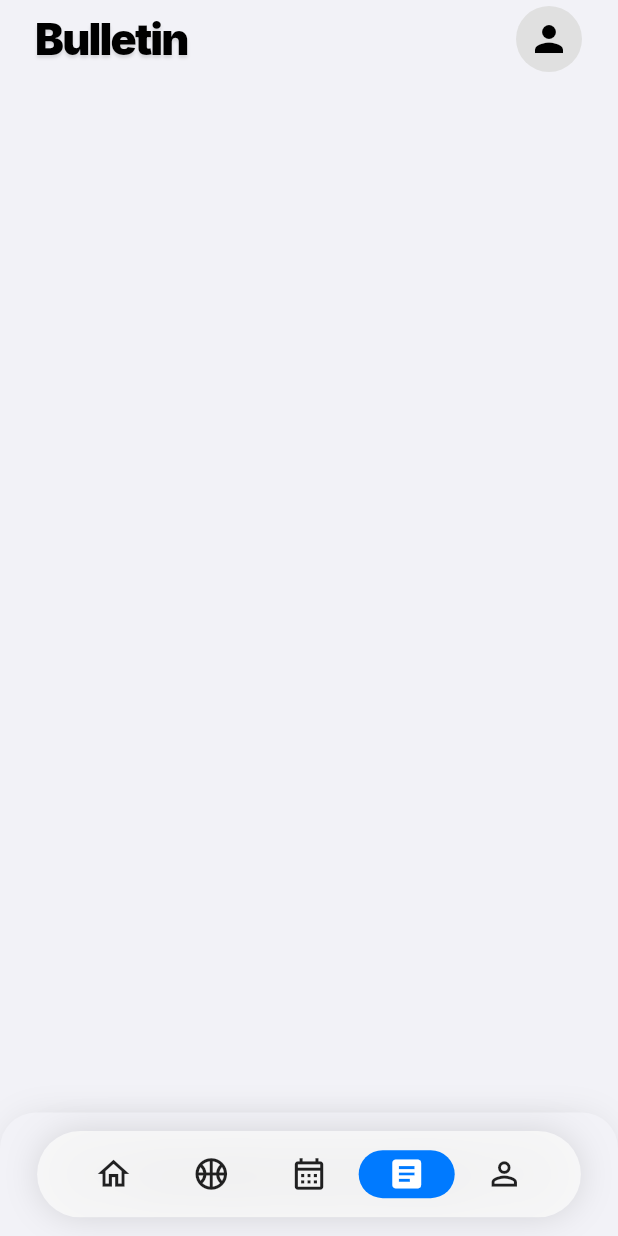
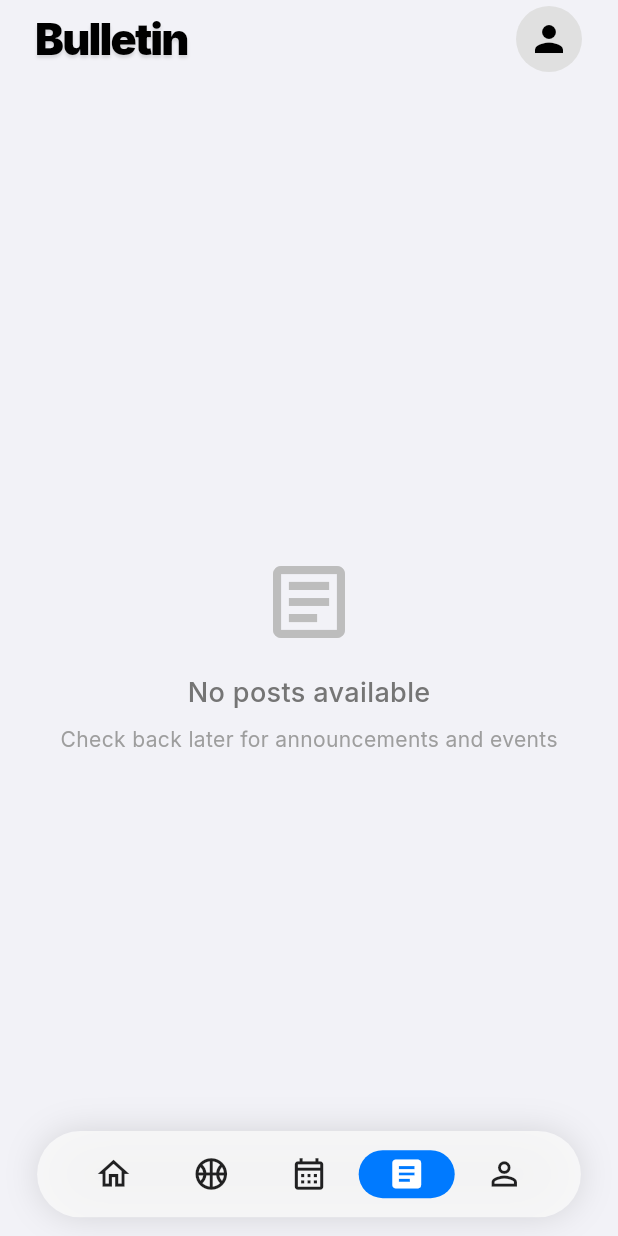
Before and after one commit to NCP-Stampede/northside-app, a Flutter app: the screen it shows after launch, item 4 of the bottom bar chosen, on a phone screen of 412 x 824 dp. Run offline on Flutter 3.47's test engine with Material 3 defaults, Android fonts, the phone set to English and light mode, and no system bars; our stand-ins replace get, google_fonts, sizer, sticky_headers, table_calendar, webview_flutter; network calls fail.

Commit message:
Fixes to the integration

```diff
--- a/northside_app/lib/controllers/athletics_controller.dart
+++ b/northside_app/lib/controllers/athletics_controller.dart
@@ -100,6 +100,7 @@ class AthleticsController extends GetxController {
       }
     }).take(5).toList();
 
+    // Return articles from real data or empty list (no fallback articles)
     return upcomingGames.map((game) => game.toArticle()).toList();
   }
 
--- a/northside_app/lib/presentation/home_screen_content/home_screen_content.dart
+++ b/northside_app/lib/presentation/home_screen_content/home_screen_content.dart
@@ -219,16 +219,23 @@ class HomeScreenContent extends GetView<HomeScreenContentController> {
   }
 
   Widget _buildPageIndicator(BulletinController bulletinController) {
+    final events = bulletinController.upcomingEvents;
+    if (events.isEmpty) {
+      return const SizedBox.shrink(); // Don't show indicator if no events
+    }
+
     return Row(
       mainAxisAlignment: MainAxisAlignment.center,
-      children: List.generate(bulletinController.upcomingEvents.length, (index) {
+      children: List.generate(events.length, (index) {
+        // Add null check for currentPageIndex with fallback to 0
+        final currentIndex = controller.currentPageIndex.value ?? 0;
         return Container(
           margin: const EdgeInsets.symmetric(horizontal: 4.0),
           width: 8.0,
           height: 8.0,
           decoration: BoxDecoration(
             shape: BoxShape.circle,
-            color: controller.currentPageIndex.value == index ? const Color(0xFF333333) : Colors.grey.withOpacity(0.4),
+            color: currentIndex == index ? const Color(0xFF333333) : Colors.grey.withOpacity(0.4),
           ),
         );
       }),
--- a/northside_app/lib/presentation/placeholder_pages/bulletin_page.dart
+++ b/northside_app/lib/presentation/placeholder_pages/bulletin_page.dart
@@ -178,12 +178,75 @@ class _BulletinPageState extends State<BulletinPage> {
 
   @override
   Widget build(BuildContext context) {
+    return Obx(() {
       final pinnedPosts = controller.pinnedPosts;
       final dateKeys = _groupedPosts.keys.toList();
       final double screenHeight = MediaQuery.of(context).size.height;
       final double screenWidth = MediaQuery.of(context).size.width;
       final double topSpacer = 24;
       final double betweenSpacer = 0; // Set to 0 to remove gap
+
+      // Show loading indicator
+      if (controller.isLoading) {
+        return Scaffold(
+          backgroundColor: const Color(0xFFF2F2F7),
+          body: Column(
+            crossAxisAlignment: CrossAxisAlignment.start,
+            children: [
+              SharedHeader(title: 'Bulletin'),
+              const Expanded(
+                child: Center(
+                  child: CircularProgressIndicator(),
+                ),
+              ),
+            ],
+          ),
+        );
+      }
+
+      // Show empty state if no posts
+      if (controller.allPosts.isEmpty) {
+        return Scaffold(
+          backgroundColor: const Color(0xFFF2F2F7),
+          body: Column(
+            crossAxisAlignment: CrossAxisAlignment.start,
+            children: [
+              SharedHeader(title: 'Bulletin'),
+              Expanded(
+                child: Center(
+                  child: Column(
+                    mainAxisAlignment: MainAxisAlignment.center,
+                    children: [
+                      Icon(
+                        Icons.article_outlined,
+                        size: 64,
+                        color: Colors.grey[400],
+                      ),
+                      const SizedBox(height: 16),
+                      Text(
+                        'No posts available',
+                        style: TextStyle(
+                          fontSize: 18,
+                          fontWeight: FontWeight.w500,
+                          color: Colors.grey[600],
+                        ),
+                      ),
+                      const SizedBox(height: 8),
+                      Text(
+                        'Check back later for announcements and events',
+                        style: TextStyle(
+                          fontSize: 14,
+                          color: Colors.grey[500],
+                        ),
+                      ),
+                    ],
+                  ),
+                ),
+              ),
+            ],
+          ),
+        );
+      }
 
       // After first frame, measure and set the sheet extent
       WidgetsBinding.instance.addPostFrameCallback((_) {
@@ -345,6 +408,7 @@ class _BulletinPageState extends State<BulletinPage> {
         ],
       ),
     );
+    }); // End of Obx wrapper
   }
 
   Widget _buildSectionHeader(String title, {Key? key}) {
```
Also changed, not shown: northside_app/lib/presentation/placeholder_pages/athletics_page.dart (+42 -18 lines). Lines whose indentation alone changed are shown as unchanged.
